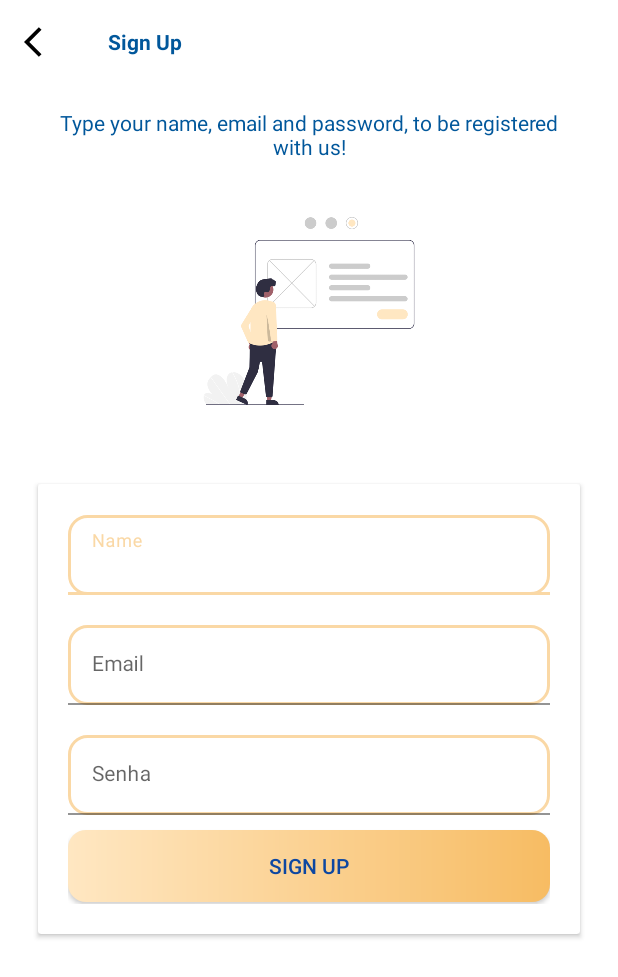
After one commit to otorugo/ManagApp, an Android app: the SignUpActivity screen opened directly, with no data from a screen before it, on a phone screen of 412 x 824 dp. The commit adds this screen. Shown: the top 977 px of the screen. Run offline under Robolectric (Android 15) with nearby library versions, the phone set to English and light mode, and no system bars.

Commit message:
create signup activity

```diff
--- /dev/null
+++ b/app/src/main/java/com/example/manag/ui/auth/SignUpActivity.kt
@@ -0,0 +1,40 @@
+package com.example.manag.ui.auth
+
+import androidx.appcompat.app.AppCompatActivity
+import android.os.Bundle
+import android.view.WindowManager
+import com.example.manag.R
+import com.example.manag.databinding.ActivitySignUpBinding
+
+class SignUpActivity : AppCompatActivity() {
+
+    private lateinit var _binding: ActivitySignUpBinding
+    val binding get() = _binding
+
+    override fun onCreate(savedInstanceState: Bundle?) {
+        super.onCreate(savedInstanceState)
+
+        _binding = ActivitySignUpBinding.inflate(layoutInflater)
+        setContentView(binding.root)
+
+        window.setFlags(
+            WindowManager.LayoutParams.FLAG_FULLSCREEN,
+            WindowManager.LayoutParams.FLAG_FULLSCREEN,
+        )
+        setupActionBar()
+
+    }
+
+
+    private fun setupActionBar() {
+        setSupportActionBar(binding.toolbarSignUpActivity)
+        val actionBar = supportActionBar
+        if (actionBar != null) {
+            actionBar.setDisplayHomeAsUpEnabled(true)
+            actionBar.setHomeAsUpIndicator(R.drawable.ic_baseline_arrow_back_ios_24)
+        }
+
+        binding.toolbarSignUpActivity.setNavigationOnClickListener { onBackPressed() }
+    }
+
+}
--- /dev/null
+++ b/app/src/main/res/drawable/ic_baseline_arrow_back_ios_24.xml
@@ -0,0 +1,5 @@
+<vector android:autoMirrored="true" android:height="24dp"
+    android:tint="#000000" android:viewportHeight="24"
+    android:viewportWidth="24" android:width="24dp" xmlns:android="http://schemas.android.com/apk/res/android">
+    <path android:fillColor="@android:color/white" android:pathData="M11.67,3.87L9.9,2.1 0,12l9.9,9.9 1.77,-1.77L3.54,12z"/>
+</vector>
--- a/app/src/main/res/drawable/shape_button_rounded.xml
+++ b/app/src/main/res/drawable/shape_button_rounded.xml
@@ -6,5 +6,5 @@
         android:endColor="@color/primary_color_darker"
         android:startColor="@color/primary_lighter"
         android:type="linear" />
-    <corners android:radius="20dp" />
+    <corners android:radius="12dp" />
 </shape>
--- a/app/src/main/res/drawable/white_shape_button_rounded.xml
+++ b/app/src/main/res/drawable/white_shape_button_rounded.xml
@@ -1,13 +1,8 @@
 <?xml version="1.0" encoding="utf-8"?>
 <shape xmlns:android="http://schemas.android.com/apk/res/android">
     <stroke
-        android:color="@color/primary_color"
-        android:width="5dp"
-        />
-    <solid
-        android:color="@color/white"
-        />
-    <corners
-        android:radius="10dp"
-        />
+        android:width="2dp"
+        android:color="@color/primary_color" />
+    <solid android:color="@color/white" />
+    <corners android:radius="12dp" />
 </shape>
--- /dev/null
+++ b/app/src/main/res/layout/activity_sign_up.xml
@@ -0,0 +1,137 @@
+<?xml version="1.0" encoding="utf-8"?>
+<androidx.constraintlayout.widget.ConstraintLayout xmlns:android="http://schemas.android.com/apk/res/android"
+    xmlns:app="http://schemas.android.com/apk/res-auto"
+    xmlns:tools="http://schemas.android.com/tools"
+    android:layout_width="match_parent"
+    android:layout_height="match_parent"
+    tools:context=".ui.auth.SignUpActivity">
+
+
+    <androidx.appcompat.widget.Toolbar
+        android:id="@+id/toolbar_sign_up_activity"
+        android:layout_width="match_parent"
+        android:layout_height="?attr/actionBarSize"
+        app:layout_constraintEnd_toEndOf="parent"
+        app:layout_constraintStart_toStartOf="parent"
+        app:layout_constraintTop_toTopOf="parent">
+
+        <TextView
+            android:id="@+id/tv_title"
+            android:layout_width="match_parent"
+            android:layout_height="match_parent"
+            android:gravity="center_vertical"
+            android:text="@string/sign_up"
+            android:textColor="@color/accent_color_darker"
+            android:textSize="@dimen/m_text_size"
+            android:textStyle="bold" />
+
+    </androidx.appcompat.widget.Toolbar>
+
+    <TextView
+        android:id="@+id/textView"
+        android:layout_width="match_parent"
+        android:layout_height="wrap_content"
+        android:layout_marginStart="@dimen/hm_margin"
+        android:layout_marginTop="16dp"
+        android:layout_marginEnd="@dimen/hm_margin"
+        android:gravity="center"
+        android:text="@string/sign_up_message"
+        app:layout_constraintEnd_toEndOf="parent"
+        app:layout_constraintHorizontal_bias="0.0"
+        app:layout_constraintStart_toStartOf="parent"
+        app:layout_constraintTop_toBottomOf="@+id/toolbar_sign_up_activity" />
+
+    <ImageView
+        android:id="@+id/imageView"
+        android:layout_width="wrap_content"
+        android:layout_height="180dp"
+        android:layout_gravity="center"
+        android:layout_marginTop="@dimen/sm_margin"
+        android:contentDescription="@string/signup_image_description"
+        android:padding="@dimen/sm_page_padding"
+        android:src="@drawable/steps"
+        app:layout_constraintEnd_toEndOf="parent"
+        app:layout_constraintStart_toStartOf="parent"
+        app:layout_constraintTop_toBottomOf="@+id/textView" />
+
+    <androidx.cardview.widget.CardView
+        android:layout_width="match_parent"
+        android:layout_height="300dp"
+        android:layout_marginLeft="@dimen/hm_margin"
+        android:layout_marginTop="@dimen/hm_margin"
+        android:layout_marginRight="@dimen/hm_margin"
+        app:layout_constraintEnd_toEndOf="parent"
+        app:layout_constraintStart_toStartOf="parent"
+        app:layout_constraintTop_toBottomOf="@+id/imageView">
+
+        <LinearLayout
+            android:layout_width="match_parent"
+            android:layout_height="match_parent"
+            android:layout_margin="@dimen/m_margin"
+            android:gravity="center"
+            android:orientation="vertical">
+
+            <com.google.android.material.textfield.TextInputLayout
+                android:layout_width="match_parent"
+                android:layout_height="wrap_content"
+                android:layout_marginBottom="@dimen/sm_margin">
+
+                <androidx.appcompat.widget.AppCompatEditText
+                    android:id="@+id/name_inp"
+                    android:layout_width="match_parent"
+                    android:layout_height="wrap_content"
+                    android:background="@drawable/white_shape_button_rounded"
+                    android:hint="@string/person_Name"
+                    android:inputType="textPersonName"
+                    android:textSize="@dimen/m_text_size"
+                    tools:ignore="SpeakableTextPresentCheck" />
+
+            </com.google.android.material.textfield.TextInputLayout>
+
+            <com.google.android.material.textfield.TextInputLayout
+                android:layout_width="match_parent"
+                android:layout_height="wrap_content"
+                android:layout_marginTop="@dimen/sm_margin"
+                android:layout_marginBottom="@dimen/sm_margin">
+
+                <androidx.appcompat.widget.AppCompatEditText
+                    android:id="@+id/email_inp"
+                    android:layout_width="match_parent"
+                    android:layout_height="wrap_content"
+                    android:background="@drawable/white_shape_button_rounded"
+                    android:hint="@string/email"
+                    android:inputType="textEmailAddress"
+                    android:textSize="@dimen/m_text_size"
+                    tools:ignore="SpeakableTextPresentCheck" />
+
+            </com.google.android.material.textfield.TextInputLayout>
+
+            <com.google.android.material.textfield.TextInputLayout
+                android:layout_width="match_parent"
+                android:layout_height="wrap_content"
+                android:layout_marginTop="@dimen/sm_margin">
+
+                <androidx.appcompat.widget.AppCompatEditText
+                    android:id="@+id/password_inp"
+                    android:layout_width="match_parent"
+                    android:layout_height="wrap_content"
+                    android:background="@drawable/white_shape_button_rounded"
+                    android:hint="@string/password"
+                    android:inputType="textPassword"
+                    android:textSize="@dimen/m_text_size"
+                    tools:ignore="SpeakableTextPresentCheck" />
+
+            </com.google.android.material.textfield.TextInputLayout>
+
+            <androidx.appcompat.widget.AppCompatButton
+                android:id="@+id/signup_confirm_button"
+                android:layout_width="match_parent"
+                android:layout_height="wrap_content"
+                android:layout_marginTop="@dimen/sm_margin"
+                android:background="@drawable/shape_button_rounded"
+                android:text="@string/sign_up"
+                android:textColor="#0D47A1"
+                tools:ignore="DuplicateSpeakableTextCheck" />
+        </LinearLayout>
+    </androidx.cardview.widget.CardView>
+</androidx.constraintlayout.widget.ConstraintLayout>
--- a/app/src/main/res/values/colors.xml
+++ b/app/src/main/res/values/colors.xml
@@ -4,7 +4,7 @@
     <color name="primary_color">#FFFAD8A5</color>
     <color name="primary_color_darker">#FFF7BC63</color>
     <color name="accent_color">#FFA5D5FA</color>
-    <color name="accent_color_darker">#FF5085AD</color>
+    <color name="accent_color_darker">#01579B</color>
     <color name="black">#FF000000</color>
     <color name="white">#FFFFFFFF</color>
 </resources>
--- a/app/src/main/res/values/dimens.xml
+++ b/app/src/main/res/values/dimens.xml
@@ -1,19 +1,31 @@
 <?xml version="1.0" encoding="utf-8"?>
 <resources>
-
-    <dimen name="lg_title_text_size">50sp</dimen>
+    <dimen name="btn_margin">10dp</dimen>
+    <dimen name="btn_paddingTopBottom">8dp</dimen>
+    <dimen name="btn_text_size">18sp</dimen>
+    <dimen name="intro_screen_image_marginTop">30dp</dimen>
+    <dimen name="intro_screen_sign_in_btn_marginTop">50dp</dimen>
+    <dimen name="intro_screen_sign_up_btn_marginTop">15dp</dimen>
     <dimen name="intro_screen_title_text_size">40sp</dimen>
     <dimen name="intro_screen_title_text_marginTop">40dp</dimen>
-    <dimen name="intro_screen_image_marginTop">30dp</dimen>
+    <dimen name="intro_text_marginStartEnd">20dp</dimen>
+    <dimen name="intro_text_marginTop">10dp</dimen>
+    <dimen name="intro_text_line_spacing_extra">5dp</dimen>
+    <dimen name="intro_text_size">16sp</dimen>
     <dimen name="lets_get_started_text_marginTop">25dp</dimen>
     <dimen name="lets_get_started_text_size">25sp</dimen>
-    <dimen name="intro_text_marginStartEnd">20dp</dimen>
-    <dimen name="intro_text_line_spacing_extra">5dp</dimen>
-    <dimen name="intro_text_marginTop">10dp</dimen>
-    <dimen name="intro_text_size">16sp</dimen>
-    <dimen name="btn_marginStartEnd">20dp</dimen>
-    <dimen name="intro_screen_sign_in_btn_marginTop">50dp</dimen>
-    <dimen name="btn_paddingTopBottom">8dp</dimen>
-    <dimen name="intro_screen_sign_up_btn_marginTop">15dp</dimen>
-    <dimen name="btn_text_size">18sp</dimen>
+    <dimen name="lg_title_text_size">45sp</dimen>
+    <dimen name="m_title_text_size">30sp</dimen>
+
+    <!-- General    -->
+    <dimen name="sm_page_padding">10dp</dimen>
+    <dimen name="hm_page_padding">25dp</dimen>
+    <dimen name="m_page_padding">20dp</dimen>
+
+    <dimen name="sm_margin">10dp</dimen>
+    <dimen name="m_margin">20dp</dimen>
+    <dimen name="hm_margin">25dp</dimen>
+    <dimen name="sm_text_size">10sp</dimen>
+    <dimen name="m_text_size">14sp</dimen>
+
 </resources>
--- a/app/src/main/res/values/strings.xml
+++ b/app/src/main/res/values/strings.xml
@@ -1,8 +1,13 @@
 <resources>
-    <string name="app_name">Manag</string>
+    <string name="app_name">ManagApp</string>
     <string name="splashscreen_message">ManagApp</string>
     <string name="start_page">Let\'s Get Started</string>
     <string name="sign_in">Sign In</string>
     <string name="sign_up">Sign Up</string>
     <string name="intro_text_description">Hi, this is a app to manage task, its name is ManagApp</string>
+    <string name="email">Email</string>
+    <string name="password">Senha</string>
+    <string name="person_Name">Name</string>
+    <string name="signup_image_description">A person looking a task board</string>
+    <string name="sign_up_message">Type your name, email and password, to be registered with us!</string>
 </resources>
--- a/build.gradle
+++ b/build.gradle
@@ -1,4 +1,8 @@
-// Top-level build file where you can add configuration options common to all sub-projects/modules.
+buildscript {
+    dependencies {
+        classpath 'com.google.gms:google-services:4.3.10'
+    }
+}// Top-level build file where you can add configuration options common to all sub-projects/modules.
 plugins {
     id 'com.android.application' version '7.3.1' apply false
     id 'com.android.library' version '7.3.1' apply false
```
Also changed, not shown: app/build.gradle (+11 -0 lines), app/src/main/AndroidManifest.xml (+20 -10 lines), app/src/main/java/com/example/manag/IntroActivity.kt (+18 -1 lines), app/src/main/java/com/example/manag/SplashActivity.kt (+11 -5 lines), app/src/main/java/com/example/manag/ui/auth/SignInActivity.kt (added, +12 -0 lines), app/src/main/res/layout/activity_intro.xml (+65 -0 lines), app/src/main/res/layout/activity_sign_in.xml (added, +9 -0 lines), app/src/main/res/drawable-v24/undraw_online_organizer.png (added), app/src/main/res/drawable/steps.png (added), 1 other file.
